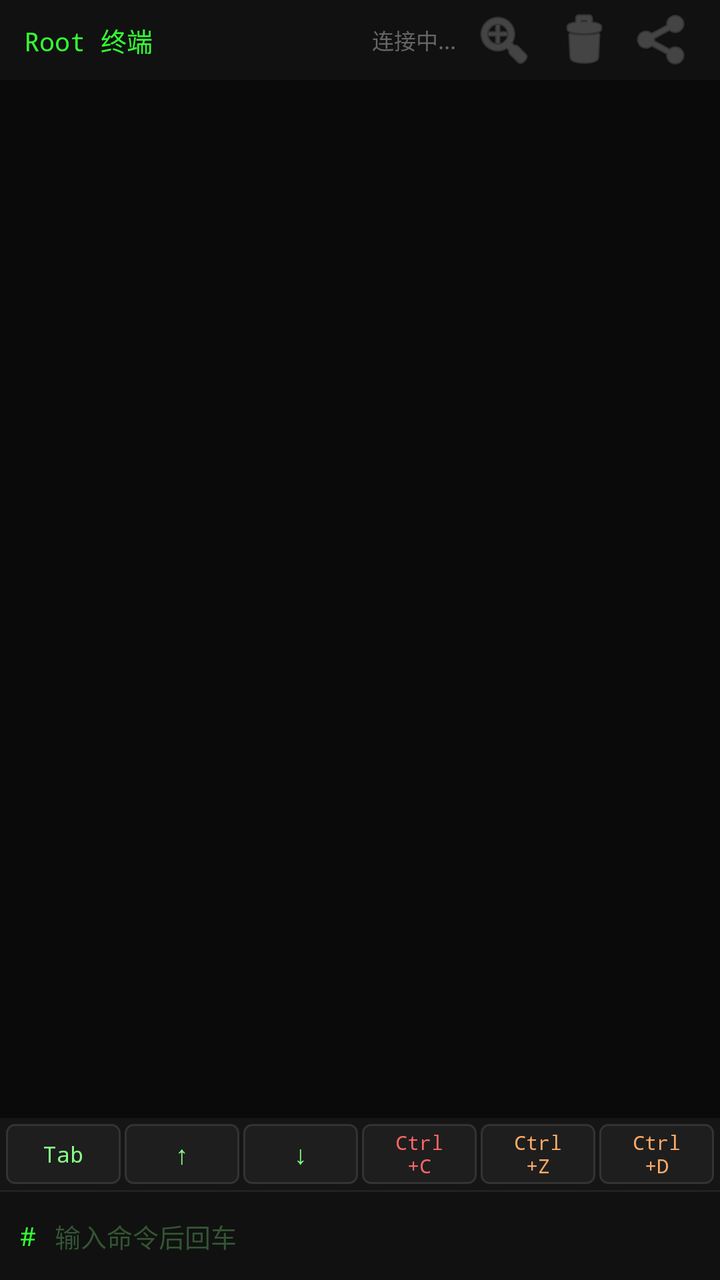
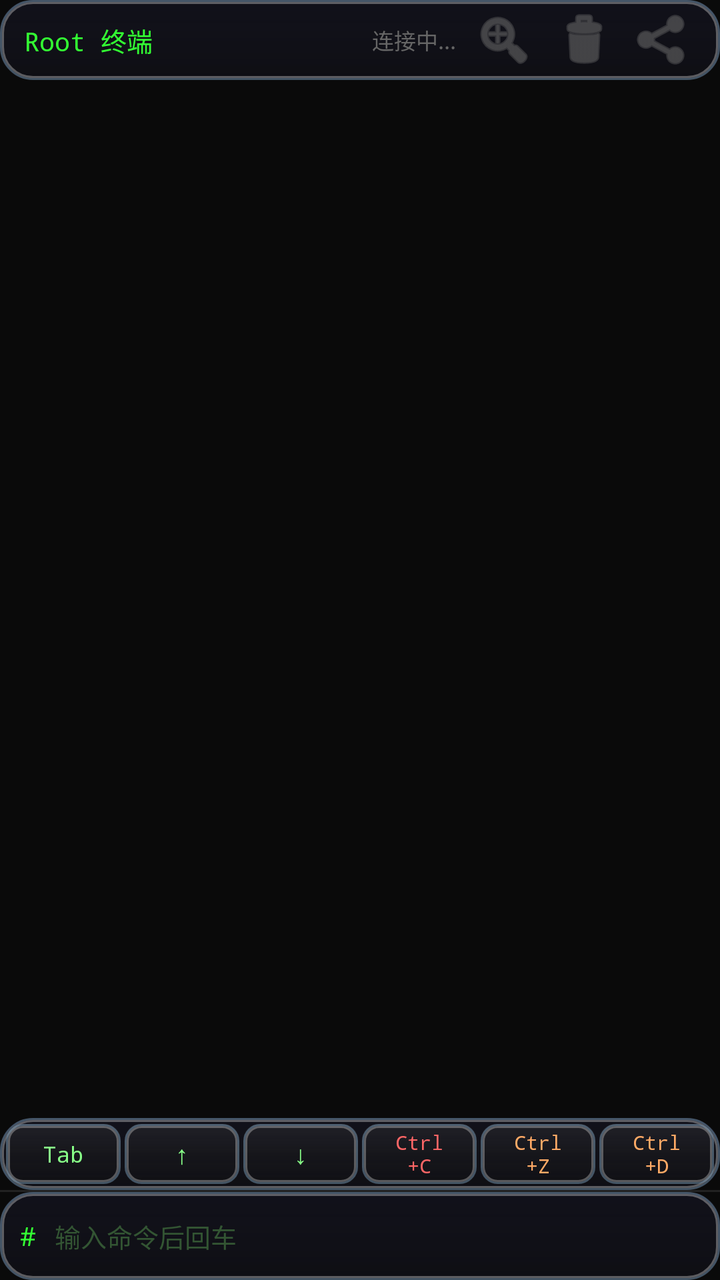

Two renders of the same Android screen: before a commit and after it. Below are the layout's source before the change and the commit's diff.
<!-- AndroidManifest.xml: application theme Theme.HanFengAdBlock -->
<!-- res/layout/activity_root_terminal.xml -->
<?xml version="1.0" encoding="utf-8"?>
<LinearLayout xmlns:android="http://schemas.android.com/apk/res/android"
    android:layout_width="match_parent"
    android:layout_height="match_parent"
    android:orientation="vertical"
    android:background="#FF0A0A0A"
    android:focusable="true"
    android:focusableInTouchMode="true">

    <LinearLayout
        android:id="@+id/terminalTitleBar"
        android:layout_width="match_parent"
        android:layout_height="40dp"
        android:orientation="horizontal"
        android:gravity="center_vertical"
        android:background="#FF111111"
        android:paddingStart="12dp"
        android:paddingEnd="12dp">

        <TextView
            android:layout_width="0dp"
            android:layout_height="wrap_content"
            android:layout_weight="1"
            android:text="Root 终端"
            android:textColor="#FF33FF33"
            android:textSize="13sp"
            android:typeface="monospace" />

        <TextView
            android:id="@+id/tvTerminalStatus"
            android:layout_width="wrap_content"
            android:layout_height="wrap_content"
            android:text="连接中..."
            android:textColor="#FF666666"
            android:textSize="11sp"
            android:typeface="monospace" />

        <ImageButton
            android:id="@+id/btnFontSize"
            android:layout_width="32dp"
            android:layout_height="32dp"
            android:layout_marginStart="8dp"
            android:background="@null"
            android:src="@android:drawable/ic_menu_zoom"
            android:contentDescription="字体大小"
            android:tint="#FF666666" />

        <ImageButton
            android:id="@+id/btnClear"
            android:layout_width="32dp"
            android:layout_height="32dp"
            android:layout_marginStart="8dp"
            android:background="@null"
            android:src="@android:drawable/ic_menu_delete"
            android:contentDescription="清屏"
            android:tint="#FF666666" />

        <ImageButton
            android:id="@+id/btnCopy"
            android:layout_width="32dp"
            android:layout_height="32dp"
            android:layout_marginStart="8dp"
            android:background="@null"
            android:src="@android:drawable/ic_menu_share"
            android:contentDescription="复制"
            android:tint="#FF666666" />
    </LinearLayout>

    <ScrollView
        android:id="@+id/terminalScroll"
        android:layout_width="match_parent"
        android:layout_height="0dp"
        android:layout_weight="1"
        android:fillViewport="false"
        android:fadeScrollbars="false"
        android:scrollbarStyle="insideOverlay">

        <TextView
            android:id="@+id/terminalOutput"
            android:layout_width="match_parent"
            android:layout_height="wrap_content"
            android:padding="10dp"
            android:text=""
            android:textColor="#FF00DD00"
            android:textSize="12sp"
            android:typeface="monospace"
            android:textIsSelectable="true"
            android:lineSpacingExtra="2dp" />
    </ScrollView>

    <LinearLayout
        android:id="@+id/shortcutBar"
        android:layout_width="match_parent"
        android:layout_height="36dp"
        android:orientation="horizontal"
        android:background="#FF151515"
        android:padding="2dp"
        android:gravity="center">

        <Button
            android:id="@+id/btnTab"
            android:layout_width="0dp"
            android:layout_height="match_parent"
            android:layout_weight="1"
            android:layout_margin="1dp"
            android:background="@drawable/bg_terminal_shortcut"
            android:text="Tab"
            android:textColor="#FF88FF88"
            android:textSize="11sp"
            android:typeface="monospace" />

        <Button
            android:id="@+id/btnUp"
            android:layout_width="0dp"
            android:layout_height="match_parent"
            android:layout_weight="1"
            android:layout_margin="1dp"
            android:background="@drawable/bg_terminal_shortcut"
            android:text="↑"
            android:textColor="#FF88FF88"
            android:textSize="13sp"
            android:typeface="monospace" />

        <Button
            android:id="@+id/btnDown"
            android:layout_width="0dp"
            android:layout_height="match_parent"
            android:layout_weight="1"
            android:layout_margin="1dp"
            android:background="@drawable/bg_terminal_shortcut"
            android:text="↓"
            android:textColor="#FF88FF88"
            android:textSize="13sp"
            android:typeface="monospace" />

        <Button
            android:id="@+id/btnCtrlC"
            android:layout_width="0dp"
            android:layout_height="match_parent"
            android:layout_weight="1"
            android:layout_margin="1dp"
            android:background="@drawable/bg_terminal_shortcut"
            android:text="Ctrl+C"
            android:textColor="#FFFF6666"
            android:textSize="10sp"
            android:typeface="monospace" />

        <Button
            android:id="@+id/btnCtrlZ"
            android:layout_width="0dp"
            android:layout_height="match_parent"
            android:layout_weight="1"
            android:layout_margin="1dp"
            android:background="@drawable/bg_terminal_shortcut"
            android:text="Ctrl+Z"
            android:textColor="#FFFFAA66"
            android:textSize="10sp"
            android:typeface="monospace" />

        <Button
            android:id="@+id/btnCtrlD"
            android:layout_width="0dp"
            android:layout_height="match_parent"
            android:layout_weight="1"
            android:layout_margin="1dp"
            android:background="@drawable/bg_terminal_shortcut"
            android:text="Ctrl+D"
            android:textColor="#FFFFAA66"
            android:textSize="10sp"
            android:typeface="monospace" />
    </LinearLayout>

    <View
        android:layout_width="match_parent"
        android:layout_height="1dp"
        android:background="#FF222222" />

    <LinearLayout
        android:layout_width="match_parent"
        android:layout_height="wrap_content"
        android:orientation="horizontal"
        android:gravity="center_vertical"
        android:background="#FF111111"
        android:padding="4dp"
        android:minHeight="44dp">

        <TextView
            android:id="@+id/tvPrompt"
            android:layout_width="wrap_content"
            android:layout_height="wrap_content"
            android:text="# "
            android:textColor="#FF33FF33"
            android:textSize="13sp"
            android:typeface="monospace"
            android:paddingStart="6dp"
            android:paddingEnd="2dp" />

        <EditText
            android:id="@+id/terminalInput"
            android:layout_width="0dp"
            android:layout_height="wrap_content"
            android:layout_weight="1"
            android:background="@android:color/transparent"
            android:imeOptions="actionSend|flagNoEnterAction"
            android:inputType="text"
            android:maxLines="1"
            android:singleLine="true"
            android:textColor="#FF33FF33"
            android:textColorHint="#FF335533"
            android:textSize="13sp"
            android:typeface="monospace"
            android:hint="输入命令后回车"
            android:importantForAutofill="no"
            android:longClickable="true" />
    </LinearLayout>
</LinearLayout>
<!-- resources referenced by this layout -->
<resources>
  <!-- drawable bg_terminal_shortcut (drawable) -->
  <?xml version="1.0" encoding="utf-8"?>
  <shape xmlns:android="http://schemas.android.com/apk/res/android"
      android:shape="rectangle">
      <corners android:radius="4dp" />
      <solid android:color="#FF1E1E1E" />
      <stroke
          android:width="1dp"
          android:color="#FF333333" />
  </shape>
  <style name="Widget.HanFeng.MaterialButton" parent="Widget.Material3.Button">
          <item name="android:background">@drawable/bg_panel</item>
          <item name="backgroundTint">@color/hf_surface</item>
          <item name="strokeColor">@color/hf_border</item>
          <item name="strokeWidth">1dp</item>
          <item name="android:textColor">@color/hf_text_primary</item>
          <item name="android:textAllCaps">false</item>
          <item name="cornerRadius">16dp</item>
      </style>
  <style name="ThemeOverlay.HanFeng.AppCompatDialog" parent="ThemeOverlay.AppCompat.Dialog.Alert">
          <item name="android:windowBackground">@drawable/bg_dialog_window</item>
          <item name="android:colorBackground">@color/hf_surface_elevated</item>
          <item name="colorAccent">@color/hf_brand_primary</item>
          <item name="android:textColorPrimary">@color/hf_text_primary</item>
          <item name="android:textColorSecondary">@color/hf_text_secondary</item>
      </style>
  <!-- drawable bg_panel (drawable) -->
  <?xml version="1.0" encoding="utf-8"?>
  <shape xmlns:android="http://schemas.android.com/apk/res/android">
      <solid android:color="@color/hf_surface" />
      <corners android:radius="16dp" />
      <stroke
          android:width="1dp"
          android:color="@color/hf_border" />
  </shape>
  <color name="hf_border">#33000000</color>
  <!-- drawable bg_dialog_window (drawable) -->
  <?xml version="1.0" encoding="utf-8"?>
  <layer-list xmlns:android="http://schemas.android.com/apk/res/android">
      
      <item>
          <shape android:shape="rectangle">
              <solid android:color="@color/hf_shadow" />
              <corners android:radius="22dp" />
              <padding
                  android:left="0dp"
                  android:top="2dp"
                  android:right="0dp"
                  android:bottom="0dp" />
          </shape>
      </item>
      
      <item android:left="0dp" android:top="0dp" android:right="0dp" android:bottom="2dp">
          <shape android:shape="rectangle">
              <solid android:color="@color/hf_surface_elevated" />
              <corners android:radius="20dp" />
              <stroke android:width="0.5dp" android:color="@color/hf_border_subtle" />
          </shape>
      </item>
  </layer-list>
  <color name="hf_surface_elevated">#FFFFFFFF</color>
  <color name="hf_shadow">#14000000</color>
  <color name="hf_border_subtle">#1A000000</color>
  <!-- unchanged entries left out for length: 9 -->
</resources>

<!-- the commit's change to res/layout/activity_root_terminal.xml (unified diff, before → after) -->
@@ -13,7 +13,7 @@
         android:layout_height="40dp"
         android:orientation="horizontal"
         android:gravity="center_vertical"
-        android:background="#FF111111"
+        android:background="@drawable/bg_combo_panel"
         android:paddingStart="12dp"
         android:paddingEnd="12dp">
 
@@ -93,7 +93,7 @@
         android:layout_width="match_parent"
         android:layout_height="36dp"
         android:orientation="horizontal"
-        android:background="#FF151515"
+        android:background="@drawable/bg_combo_panel"
         android:padding="2dp"
         android:gravity="center">
 
@@ -180,7 +180,7 @@
         android:layout_height="wrap_content"
         android:orientation="horizontal"
         android:gravity="center_vertical"
-        android:background="#FF111111"
+        android:background="@drawable/bg_combo_panel"
         android:padding="4dp"
         android:minHeight="44dp">
 
<!-- resource entries referenced after the edit -->
@@ -1,68 +1,270 @@
 <!-- resources referenced by this layout -->
 <resources>
+  <!-- drawable bg_combo_panel (drawable) -->
+  <?xml version="1.0" encoding="utf-8"?>
+  <layer-list xmlns:android="http://schemas.android.com/apk/res/android">
+      <item>
+          <shape android:shape="rectangle">
+              <gradient
+                  android:angle="270"
+                  android:centerColor="#5C1A1A2E"
+                  android:endColor="#4A1A1A2E"
+                  android:startColor="#721A1A2E" />
+              <corners android:radius="16dp" />
+          </shape>
+      </item>
+      <item android:left="2dp" android:right="2dp" android:top="10dp">
+          <shape android:shape="rectangle">
+              <gradient
+                  android:angle="270"
+                  android:centerColor="@android:color/transparent"
+                  android:endColor="#16000000"
+                  android:startColor="@android:color/transparent" />
+              <corners android:radius="16dp" />
+          </shape>
+      </item>
+      <item android:bottom="1dp" android:left="1dp" android:right="1dp" android:top="1dp">
+          <shape android:shape="rectangle">
+              <corners android:radius="15dp" />
+              <stroke
+                  android:width="1dp"
+                  android:color="#52FFFFFF" />
+          </shape>
+      </item>
+      <item>
+          <shape android:shape="rectangle">
+              <corners android:radius="16dp" />
+              <stroke
+                  android:width="1dp"
+                  android:color="@color/hf_glass_stroke" />
+          </shape>
+      </item>
+  </layer-list>
   <!-- drawable bg_terminal_shortcut (drawable) -->
   <?xml version="1.0" encoding="utf-8"?>
-  <shape xmlns:android="http://schemas.android.com/apk/res/android"
-      android:shape="rectangle">
-      <corners android:radius="4dp" />
-      <solid android:color="#FF1E1E1E" />
-      <stroke
-          android:width="1dp"
-          android:color="#FF333333" />
-  </shape>
+  <layer-list xmlns:android="http://schemas.android.com/apk/res/android">
+      <item>
+          <shape android:shape="rectangle">
+              <gradient
+                  android:angle="270"
+                  android:centerColor="#661E1E1E"
+                  android:endColor="#4D101014"
+                  android:startColor="#77303036" />
+              <corners android:radius="8dp" />
+          </shape>
+      </item>
+      <item android:bottom="1dp" android:left="1dp" android:right="1dp" android:top="1dp">
+          <shape android:shape="rectangle">
+              <corners android:radius="7dp" />
+              <stroke
+                  android:width="1dp"
+                  android:color="#4DFFFFFF" />
+          </shape>
+      </item>
+      <item>
+          <shape android:shape="rectangle">
+              <corners android:radius="8dp" />
+              <stroke
+                  android:width="1dp"
+                  android:color="@color/hf_glass_stroke" />
+          </shape>
+      </item>
+  </layer-list>
+  <color name="hf_glass_stroke">#57A6D8FF</color>
   <style name="Widget.HanFeng.MaterialButton" parent="Widget.Material3.Button">
           <item name="android:background">@drawable/bg_panel</item>
-          <item name="backgroundTint">@color/hf_surface</item>
-          <item name="strokeColor">@color/hf_border</item>
-          <item name="strokeWidth">1dp</item>
+          <item name="android:backgroundTint">@null</item>
+          <item name="backgroundTint">@null</item>
           <item name="android:textColor">@color/hf_text_primary</item>
           <item name="android:textAllCaps">false</item>
           <item name="cornerRadius">16dp</item>
       </style>
   <style name="ThemeOverlay.HanFeng.AppCompatDialog" parent="ThemeOverlay.AppCompat.Dialog.Alert">
           <item name="android:windowBackground">@drawable/bg_dialog_window</item>
-          <item name="android:colorBackground">@color/hf_surface_elevated</item>
+          <item name="android:colorBackground">@color/hf_glass_mid</item>
           <item name="colorAccent">@color/hf_brand_primary</item>
           <item name="android:textColorPrimary">@color/hf_text_primary</item>
           <item name="android:textColorSecondary">@color/hf_text_secondary</item>
+          <item name="android:windowAnimationStyle">@style/HanFengDialogAnimation</item>
+          <item name="android:buttonBarPositiveButtonStyle">@style/Widget.HanFeng.DialogButton.Positive</item>
+          <item name="android:buttonBarNegativeButtonStyle">@style/Widget.HanFeng.DialogButton.Negative</item>
+          <item name="android:buttonBarNeutralButtonStyle">@style/Widget.HanFeng.DialogButton.Neutral</item>
+          <item name="buttonBarPositiveButtonStyle">@style/Widget.HanFeng.DialogButton.Positive</item>
+          <item name="buttonBarNegativeButtonStyle">@style/Widget.HanFeng.DialogButton.Negative</item>
+          <item name="buttonBarNeutralButtonStyle">@style/Widget.HanFeng.DialogButton.Neutral</item>
       </style>
   <!-- drawable bg_panel (drawable) -->
   <?xml version="1.0" encoding="utf-8"?>
-  <shape xmlns:android="http://schemas.android.com/apk/res/android">
-      <solid android:color="@color/hf_surface" />
-      <corners android:radius="16dp" />
-      <stroke
-          android:width="1dp"
-          android:color="@color/hf_border" />
-  </shape>
-  <color name="hf_border">#33000000</color>
-  <!-- drawable bg_dialog_window (drawable) -->
-  <?xml version="1.0" encoding="utf-8"?>
-  <layer-list xmlns:android="http://schemas.android.com/apk/res/android">
-      
-      <item>
-          <shape android:shape="rectangle">
-              <solid android:color="@color/hf_shadow" />
-              <corners android:radius="22dp" />
-              <padding
-                  android:left="0dp"
-                  android:top="2dp"
-                  android:right="0dp"
-                  android:bottom="0dp" />
-          </shape>
-      </item>
-      
-      <item android:left="0dp" android:top="0dp" android:right="0dp" android:bottom="2dp">
-          <shape android:shape="rectangle">
-              <solid android:color="@color/hf_surface_elevated" />
-              <corners android:radius="20dp" />
-              <stroke android:width="0.5dp" android:color="@color/hf_border_subtle" />
-          </shape>
-      </item>
-  </layer-list>
-  <color name="hf_surface_elevated">#FFFFFFFF</color>
-  <color name="hf_shadow">#14000000</color>
-  <color name="hf_border_subtle">#1A000000</color>
+  <layer-list xmlns:android="http://schemas.android.com/apk/res/android">
+      <item>
+          <shape android:shape="rectangle">
+              <gradient
+                  android:angle="270"
+                  android:centerColor="#24FFFFFF"
+                  android:endColor="#18FFFFFF"
+                  android:startColor="#36FFFFFF" />
+              <corners android:radius="16dp" />
+          </shape>
+      </item>
+      <item android:left="2dp" android:right="2dp" android:top="10dp">
+          <shape android:shape="rectangle">
+              <gradient
+                  android:angle="270"
+                  android:centerColor="@android:color/transparent"
+                  android:endColor="@color/hf_glass_inner_shadow"
+                  android:startColor="@android:color/transparent" />
+              <corners android:radius="16dp" />
+          </shape>
+      </item>
+      <item android:bottom="1dp" android:left="1dp" android:right="1dp" android:top="1dp">
+          <shape android:shape="rectangle">
+              <corners android:radius="15dp" />
+              <stroke
+                  android:width="1dp"
+                  android:color="#4DFFFFFF" />
+          </shape>
+      </item>
+      <item>
+          <shape android:shape="rectangle">
+              <corners android:radius="16dp" />
+              <stroke
+                  android:width="1dp"
+                  android:color="@color/hf_glass_stroke" />
+          </shape>
+      </item>
+  </layer-list>
+  <!-- drawable bg_dialog_window: vector/xml drawable (drawable, 2127 chars, omitted) -->
+  <color name="hf_glass_mid">#00000000</color>
+  <style name="HanFengDialogAnimation">
+          <item name="android:windowEnterAnimation">@anim/dialog_enter</item>
+          <item name="android:windowExitAnimation">@anim/dialog_exit</item>
+      </style>
+  <style name="Widget.HanFeng.DialogButton.Positive" parent="Widget.Material3.Button.TextButton.Dialog">
+          <item name="android:background">@drawable/bg_button_primary</item>
+          <item name="android:textColor">@color/hf_button_primary_text</item>
+          <item name="android:textStyle">bold</item>
+          <item name="android:textAllCaps">false</item>
+          <item name="android:minHeight">44dp</item>
+          <item name="android:minWidth">96dp</item>
+          <item name="android:paddingLeft">20dp</item>
+          <item name="android:paddingRight">20dp</item>
+          <item name="android:insetLeft">0dp</item>
+          <item name="android:insetRight">0dp</item>
+          <item name="android:insetTop">0dp</item>
+          <item name="android:insetBottom">0dp</item>
+      </style>
+  <style name="Widget.HanFeng.DialogButton.Negative" parent="Widget.Material3.Button.TextButton.Dialog">
+          <item name="android:background">@drawable/bg_button_default</item>
+          <item name="android:textColor">@color/hf_text_primary</item>
+          <item name="android:textStyle">normal</item>
+          <item name="android:textAllCaps">false</item>
+          <item name="android:minHeight">44dp</item>
+          <item name="android:minWidth">96dp</item>
+          <item name="android:paddingLeft">20dp</item>
+          <item name="android:paddingRight">20dp</item>
+          <item name="android:insetLeft">0dp</item>
+          <item name="android:insetRight">0dp</item>
+          <item name="android:insetTop">0dp</item>
+          <item name="android:insetBottom">0dp</item>
+      </style>
+  <style name="Widget.HanFeng.DialogButton.Neutral" parent="Widget.Material3.Button.TextButton.Dialog">
+          <item name="android:background">@drawable/bg_button_default</item>
+          <item name="android:textColor">@color/hf_text_primary</item>
+          <item name="android:textAllCaps">false</item>
+          <item name="android:minHeight">44dp</item>
+          <item name="android:minWidth">96dp</item>
+          <item name="android:paddingLeft">20dp</item>
+          <item name="android:paddingRight">20dp</item>
+          <item name="android:insetLeft">0dp</item>
+          <item name="android:insetRight">0dp</item>
+          <item name="android:insetTop">0dp</item>
+          <item name="android:insetBottom">0dp</item>
+      </style>
+  <color name="hf_glass_inner_shadow">#1A000000</color>
+  <!-- drawable bg_button_primary (drawable) -->
+  <?xml version="1.0" encoding="utf-8"?>
+  <ripple xmlns:android="http://schemas.android.com/apk/res/android"
+      android:color="#335B8DF0">
+      <item android:id="@+id/mask">
+          <shape android:shape="rectangle">
+              <solid android:color="@color/hf_glass_primary_mid" />
+              <corners android:radius="14dp" />
+          </shape>
+      </item>
+      <item>
+          <layer-list>
+              <item>
+                  <shape android:shape="rectangle">
+                      <gradient
+                          android:angle="270"
+                          android:centerColor="@color/hf_glass_primary_mid"
+                          android:endColor="@color/hf_glass_primary_bottom"
+                          android:startColor="@color/hf_glass_primary_top" />
+                      <corners android:radius="14dp" />
+                  </shape>
+              </item>
+              <item>
+                  <shape android:shape="rectangle">
+                      <corners android:radius="14dp" />
+                      <stroke
+                          android:width="1dp"
+                          android:color="#66FFFFFF" />
+                  </shape>
+              </item>
+              <item android:bottom="1dp" android:left="1dp" android:right="1dp" android:top="1dp">
+                  <shape android:shape="rectangle">
+                      <corners android:radius="13dp" />
+                      <stroke
+                          android:width="1dp"
+                          android:color="#338FD9FF" />
+                  </shape>
+              </item>
+          </layer-list>
+      </item>
+  </ripple>
+  <!-- drawable bg_button_default (drawable) -->
+  <?xml version="1.0" encoding="utf-8"?>
+  <layer-list xmlns:android="http://schemas.android.com/apk/res/android">
+      <item>
+          <shape android:shape="rectangle">
+              <gradient
+                  android:angle="270"
+                  android:centerColor="#2EFFFFFF"
+                  android:endColor="#1FFFFFFF"
+                  android:startColor="#42FFFFFF" />
+              <corners android:radius="30dp" />
+          </shape>
+      </item>
+      <item android:left="1dp" android:right="1dp" android:top="10dp">
+          <shape android:shape="rectangle">
+              <gradient
+                  android:angle="270"
+                  android:centerColor="@android:color/transparent"
+                  android:endColor="@color/hf_glass_inner_shadow"
+                  android:startColor="@android:color/transparent" />
+              <corners android:radius="30dp" />
+          </shape>
+      </item>
+      <item android:bottom="1dp" android:left="1dp" android:right="1dp" android:top="1dp">
+          <shape android:shape="rectangle">
+              <corners android:radius="29dp" />
+              <stroke
+                  android:width="1dp"
+                  android:color="#52FFFFFF" />
+          </shape>
+      </item>
+      <item>
+          <shape android:shape="rectangle">
+              <corners android:radius="30dp" />
+              <stroke
+                  android:width="1dp"
+                  android:color="@color/hf_glass_stroke" />
+          </shape>
+      </item>
+  </layer-list>
+  <color name="hf_glass_primary_mid">#FF3D74E0</color>
+  <color name="hf_glass_primary_bottom">#FF2A5BC7</color>
+  <color name="hf_glass_primary_top">#FF5B8DF0</color>
   <!-- unchanged entries left out for length: 9 -->
 </resources>
 
